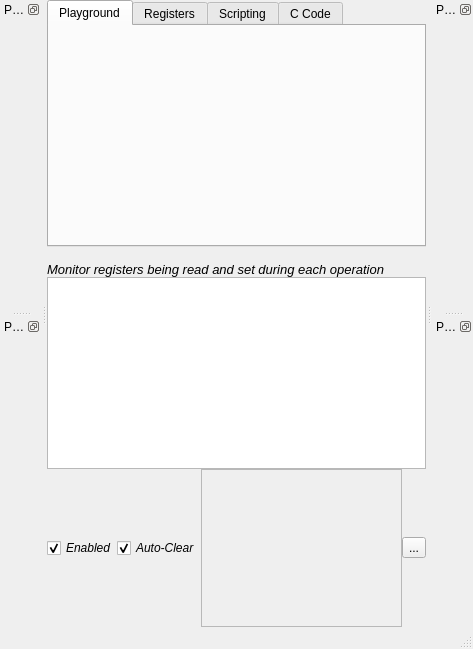
First picture: the form in utilities/templates/layout.ui, repository csparkresearch/KuttyPy-GUI, before the edit.
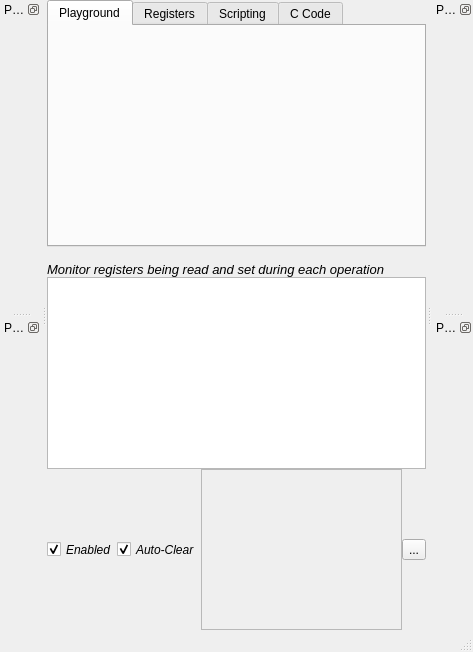
Second picture: the form after the edit. Icons and pictures are not drawn.

The edit to the form file:
```diff
--- a/utilities/templates/layout.ui
+++ b/utilities/templates/layout.ui
@@ -7,7 +7,7 @@
     <x>0</x>
     <y>0</y>
     <width>473</width>
-    <height>649</height>
+    <height>652</height>
    </rect>
   </property>
   <property name="windowTitle">
```
Left out of the diff: 5 changed lines with no effect on the pictures.
